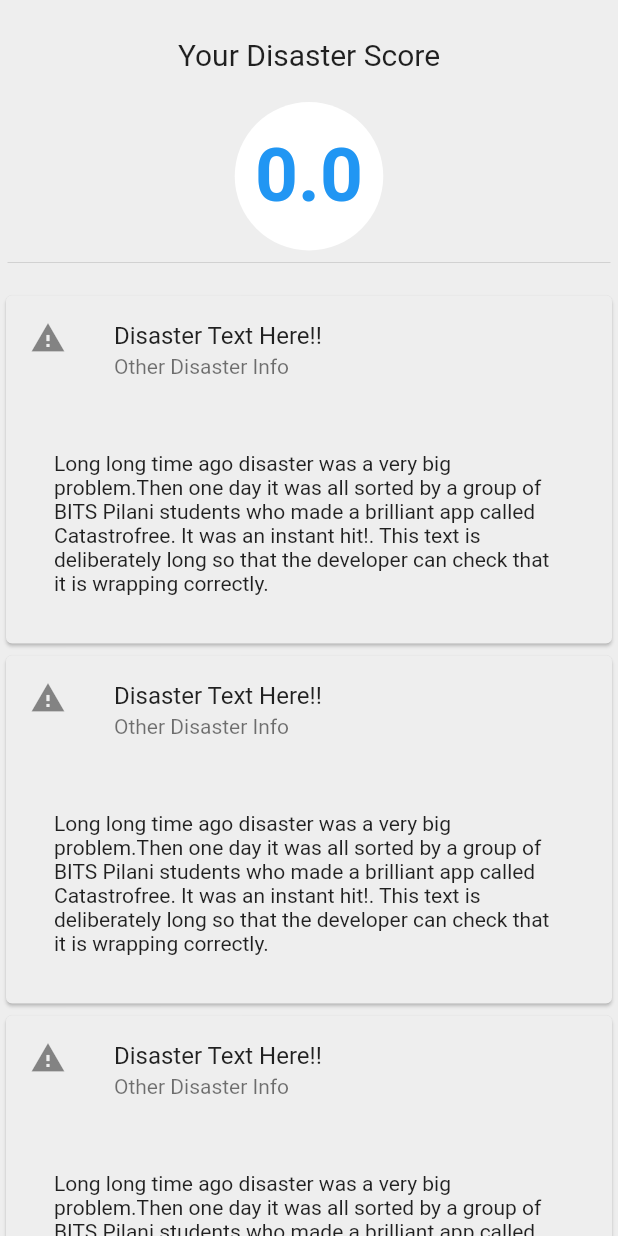
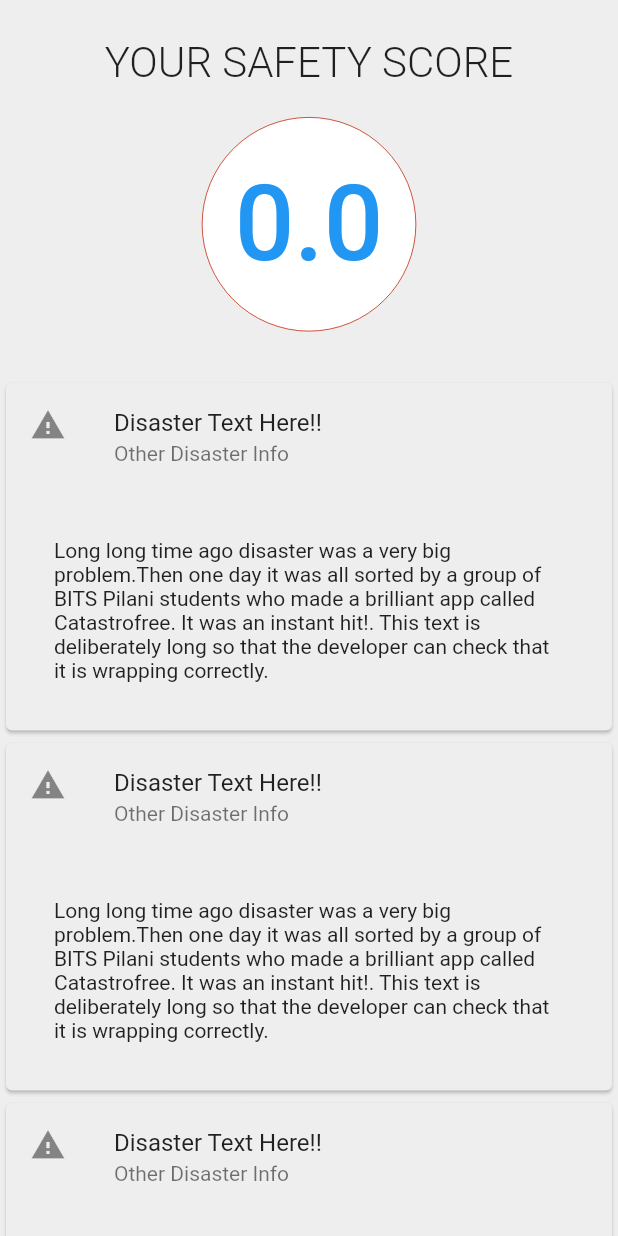
Before and after one commit to MananSoni42/CodeFunDo, a Flutter app: the ScoreCardsWidget widget shown alone on an empty page, opened directly, on a phone screen of 412 x 824 dp. Run offline on Flutter 3.47's test engine with Material 2 defaults, Android fonts, the light colour scheme and no system bars; our stand-ins replace firebase_auth, firebase_messaging, google_sign_in; missing offline and left inert: map_view; accounts and stored records are empty.

Commit message:
Score: Improve main score appearance

```diff
--- a/catastrofree_app/lib/scoreCards.dart
+++ b/catastrofree_app/lib/scoreCards.dart
@@ -5,7 +5,7 @@ import 'scoreWidget.dart';
 class ScoreCardsWidget extends StatelessWidget {
   List<Widget> getScoreCards() {
     List<Widget> cards = new List();
-    var cardsLength = 3;
+    var cardsLength = 4;
     for (var i = 0; i < cardsLength; i++) {
       cards.add(new Card(
           child: Column(
--- a/catastrofree_app/lib/scoreWidget.dart
+++ b/catastrofree_app/lib/scoreWidget.dart
@@ -56,32 +56,36 @@ class _ScoreWidgetState extends State<ScoreWidget>
           children: <Widget>[
             Center(
               child: Text(
-                "Your Disaster Score",
-                style: TextStyle(fontSize: 20.0, fontWeight: FontWeight.w400),
+                "YOUR SAFETY SCORE",
+                style: TextStyle(fontSize: 28.0, fontWeight: FontWeight.w300),
                 textAlign: TextAlign.center,
               ),
             ),
             Container(
               margin: EdgeInsets.fromLTRB(0.0, 20.0, 0.0, 0.0),
-              padding: EdgeInsets.all(20.0),
+              padding: EdgeInsets.all(30.0),
               decoration: BoxDecoration(
                 color: circleColor,
                 shape: BoxShape.circle,
+                border: new Border.all(
+                  width: 0.5,
+                  color: Color(0xFFC41C00),
+                ),
               ),
               child: GestureDetector(
                 child: Text(
                   dispScore.toString().substring(0, 3),
                   style: TextStyle(
-                      fontWeight: FontWeight.w800,
-                      fontSize: 50.0,
+                      fontWeight: FontWeight.w500,
+                      fontSize: 70.0,
                       color: textColor),
                 ),
                 onTap: updateScore,
               ),
             ),
-            Divider(),
           ],
         ),
+        margin: EdgeInsets.fromLTRB(0.0, 0.0, 0.0, 20.0),
       ),
     );
   }
```
